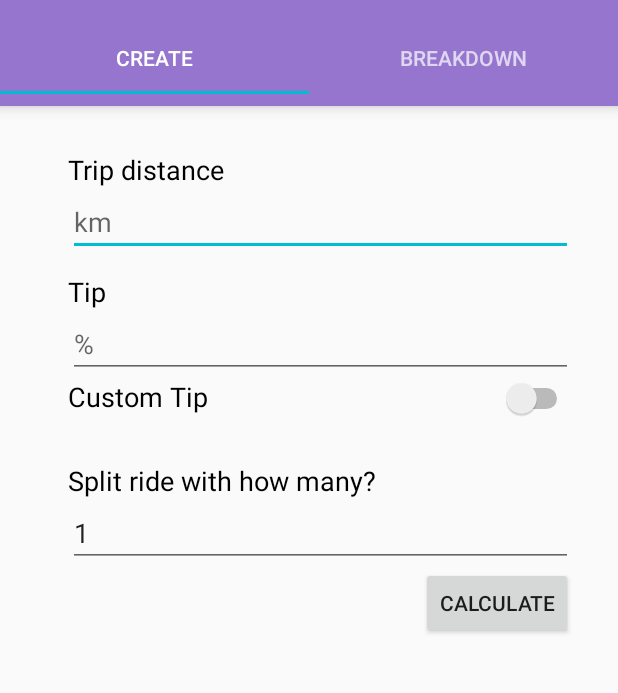
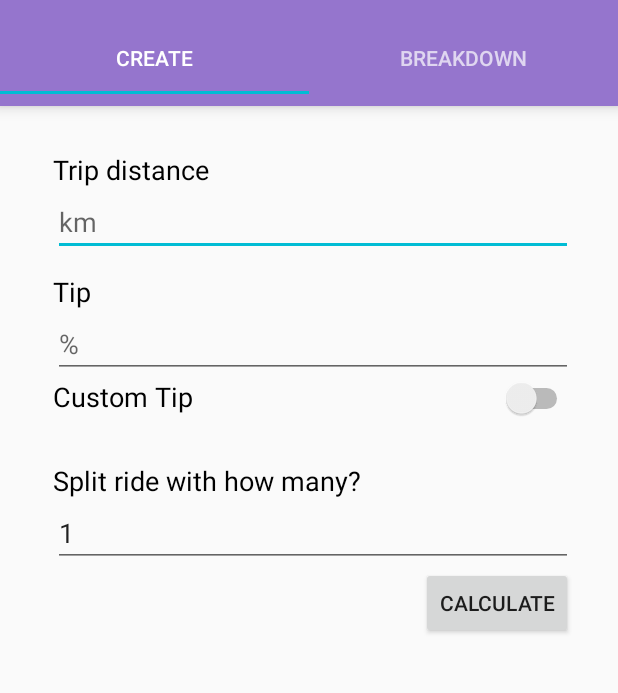
Before and after one commit to Ecobbold/ChaufferSplit, an Android app: the screen it shows after launch (MainActivity), on a phone screen of 412 x 824 dp, the part 62-755 px from its top. Run offline under Robolectric (Android 15) with nearby library versions, the phone set to English and light mode, and no system bars.

Commit message:
Fixed Left Margin

```diff
--- a/app/src/main/res/layout/fragment_tab_fragment1.xml
+++ b/app/src/main/res/layout/fragment_tab_fragment1.xml
@@ -2,7 +2,7 @@
 <RelativeLayout xmlns:android="http://schemas.android.com/apk/res/android"
     android:layout_width="match_parent"
     android:layout_height="match_parent"
-    android:paddingLeft="45dp"
+    android:paddingLeft="35dp"
     android:paddingRight="60dp"
     android:paddingTop="30dp"
     android:paddingEnd="30dp"
```
